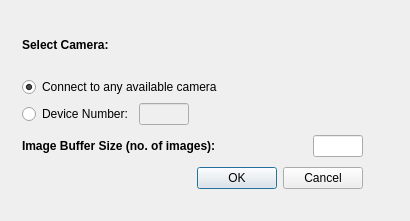
Above: Mirosot-PC/CameraConnectDialog.ui from eyllanesc/Mirosot-Peru before the change. Below: the same form after it.
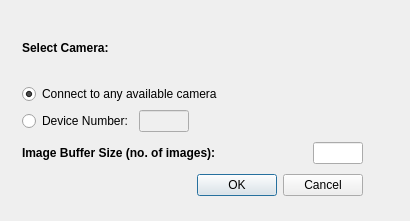
That is the form after the change.

```diff
--- a/Mirosot-PC/CameraConnectDialog.ui
+++ b/Mirosot-PC/CameraConnectDialog.ui
@@ -25,13 +25,16 @@
   <property name="windowTitle">
    <string>Connect to Camera</string>
   </property>
-  <widget class="QWidget" name="">
+  <property name="modal">
+   <bool>false</bool>
+  </property>
+  <widget class="QWidget" name="layoutWidget">
    <property name="geometry">
     <rect>
      <x>22</x>
      <y>18</y>
      <width>341</width>
-     <height>171</height>
+     <height>178</height>
     </rect>
    </property>
    <layout class="QVBoxLayout" name="verticalLayout_3">
```
Left out of the diff: 6 changed lines with no effect on the pictures.
